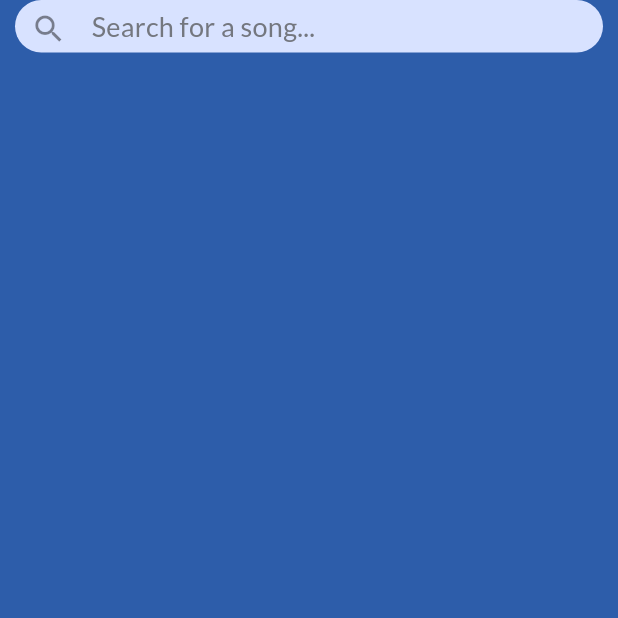
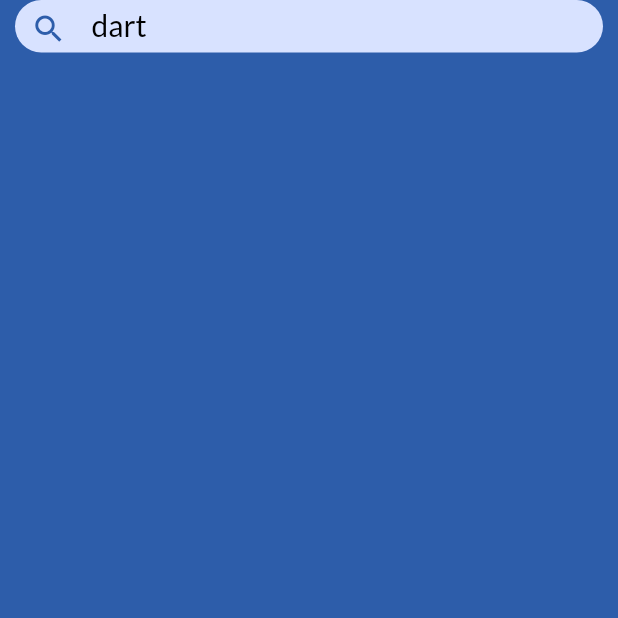
Before and after one commit to Galc3882/Tunescape-Flutter, a Flutter app: the screen it shows after launch, on a phone screen of 412 x 824 dp, the top half of it. Run offline on Flutter 3.47's test engine with Material 2 defaults, Android fonts, the light colour scheme and no system bars.

Commit message:
Fixed focus in search bar. Added list to search results. Minor changes to theme

```diff
--- a/tunescape_webapp/lib/main.dart
+++ b/tunescape_webapp/lib/main.dart
@@ -18,8 +18,12 @@ class MyApp extends StatelessWidget {
         theme: MediaQuery.of(context).platformBrightness == Brightness.dark
             ? darkTheme
             : lightTheme,
-      home: const MyHomePage(),
-    );
+        home: GestureDetector(
+            onTap: () {
+              FocusScope.of(context).requestFocus(FocusNode());
+              TextEditingController().clear();
+            },
+            child: const MyHomePage()));
   }
 }
 
@@ -74,13 +78,19 @@ class SearchBar extends StatefulWidget {
 class _SearchBar extends State<SearchBar> {
   final TextEditingController _controller = TextEditingController();
   bool isSearchButtonDisabled = true;
-  bool hasSearchFocus = true;
+  bool hasSearchFocus = false;
 
   @override
   void initState() {
     super.initState();
     isSearchButtonDisabled = true;
-    hasSearchFocus = true;
+    hasSearchFocus = false;
+
+    //!aaaaaaaaaaaaaaaaaaaaaaaaaaaaaaaaaaa
+    _controller.text = 'dart';
+    isSearchButtonDisabled = false;
+    hasSearchFocus = false;
+    //!aaaaaaaaaaaaaaaaaaaaaaaaaaaaaaaaaaa
 
     if (widget.query != null) {
       _controller.text = widget.query!;
@@ -110,7 +120,9 @@ class _SearchBar extends State<SearchBar> {
                     ? 35
                     : 45,
                 decoration: BoxDecoration(
-                    color: Theme.of(context).colorScheme.secondaryContainer,
+                    color: hasSearchFocus
+                        ? Theme.of(context).colorScheme.onPrimary
+                        : Theme.of(context).colorScheme.secondaryContainer,
                     borderRadius:
                         const BorderRadius.all(Radius.circular(25.7))),
                 child: Padding(
@@ -156,9 +168,18 @@ class _SearchBar extends State<SearchBar> {
                                         splashColor: Colors.transparent,
                                         hoverColor: Colors.transparent,
                                         padding: EdgeInsets.zero,
-                                        onPressed: () =>
-                                            submitQuery(_controller.text),
-                                        icon: const Icon(Icons.search))
+                                        onPressed: () {
+                                          submitQuery(_controller.text);
+                                          FocusScope.of(context)
+                                              .requestFocus(FocusNode());
+                                          TextEditingController().clear();
+                                        },
+                                        icon: Icon(
+                                          Icons.search,
+                                          color: Theme.of(context)
+                                              .colorScheme
+                                              .primary,
+                                        ))
                                     : IconButton(
                                         highlightColor: Colors.transparent,
                                         splashColor: Colors.transparent,
@@ -171,7 +192,11 @@ class _SearchBar extends State<SearchBar> {
                                           _controller.text = '';
                                         },
                                         icon: const Icon(Icons.close))
-                                : const Icon(Icons.search),
+                                : Icon(
+                                    Icons.search,
+                                    color:
+                                        Theme.of(context).colorScheme.outline,
+                                  ),
                           ),
                         ),
                         hintText: myChildSize == Size.zero
@@ -192,6 +217,8 @@ class _SearchBar extends State<SearchBar> {
                               });
                       },
                       onFieldSubmitted: (String? value) {
+                        FocusScope.of(context).requestFocus(FocusNode());
+                        TextEditingController().clear();
                         submitQuery(value ?? '');
                       },
                       // validator: (String? value) {
@@ -214,9 +241,14 @@ class _SearchBar extends State<SearchBar> {
       Navigator.push(
           context,
           MaterialPageRoute(
-          builder: (context) => SearchResults(query: query),
+            builder: (context) => GestureDetector(
+              onTap: () {
+                FocusScope.of(context).requestFocus(FocusNode());
+                TextEditingController().clear();
+              },
+              child: SearchResults(query: query),
             ),
-      );
+          ));
     }
   }
 
--- a/tunescape_webapp/lib/theme.dart
+++ b/tunescape_webapp/lib/theme.dart
@@ -22,9 +22,9 @@ const lightColorScheme = ColorScheme(
   secondaryContainer: Color(0xFFD8E2FF),
   onSecondaryContainer: Color(0xFF001A41),
   tertiary: Color(0xFF715574),
-  onTertiary: Color(0xFFFFFFFF),
+  onTertiary: Color(0xFF064491),
   tertiaryContainer: Color(0xFFFBD7FC),
-  onTertiaryContainer: Color(0xFF29132D),
+  onTertiaryContainer: Color(0xFF001632),
   error: Color(0xFFBA1A1A),
   errorContainer: Color(0xFFFFDAD6),
   onError: Color(0xFFFFFFFF),
@@ -51,7 +51,7 @@ final lightTextScheme = TextTheme(
       fontWeight: FontWeight.bold,
       color: lightColorScheme.onPrimary),
   bodyLarge: TextStyle(fontSize: 44.0, color: lightColorScheme.error),
-  bodyMedium: TextStyle(fontSize: 28.0, color: lightColorScheme.onPrimary),
+  bodyMedium: TextStyle(fontSize: 24.0, color: lightColorScheme.onPrimary),
   bodySmall: const TextStyle(fontSize: 20.0, color: Colors.black),
   labelSmall: TextStyle(
       fontSize: 18.0, color: lightColorScheme.outline, letterSpacing: 0.2),
```
Also changed, not shown: tunescape_webapp/lib/search_results.dart (+63 -16 lines). Lines whose indentation alone changed are shown as unchanged.
